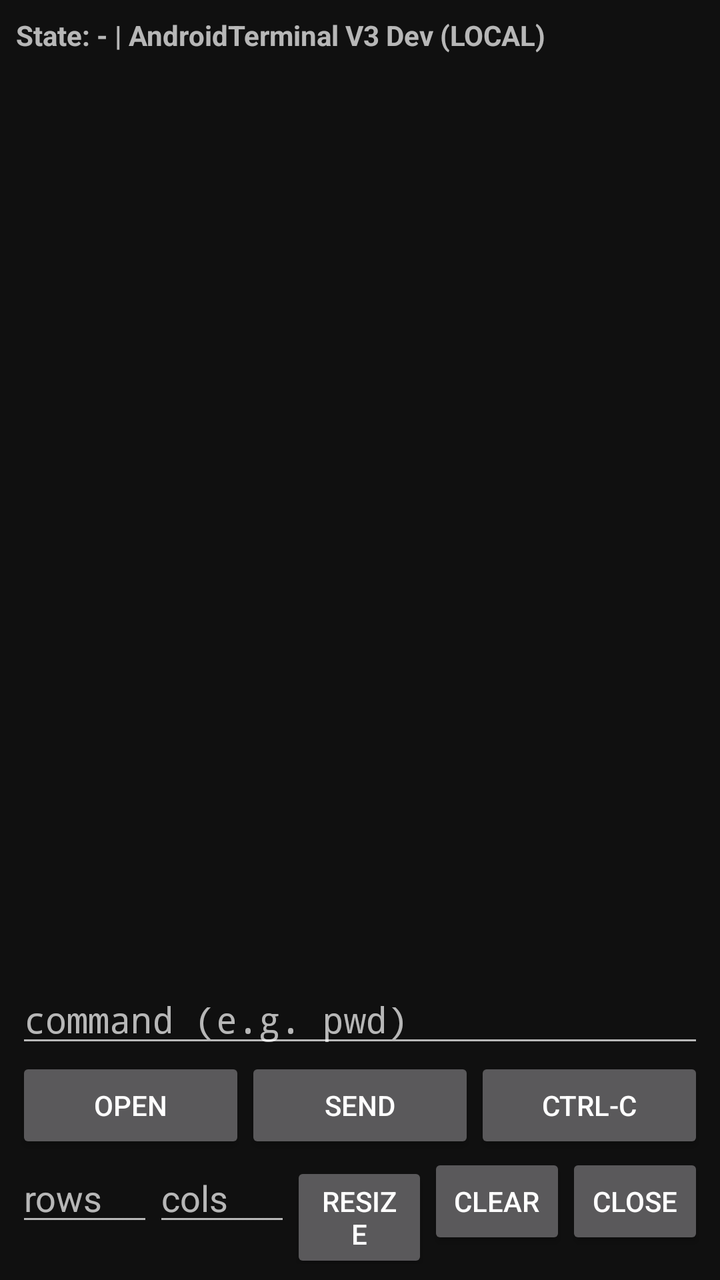
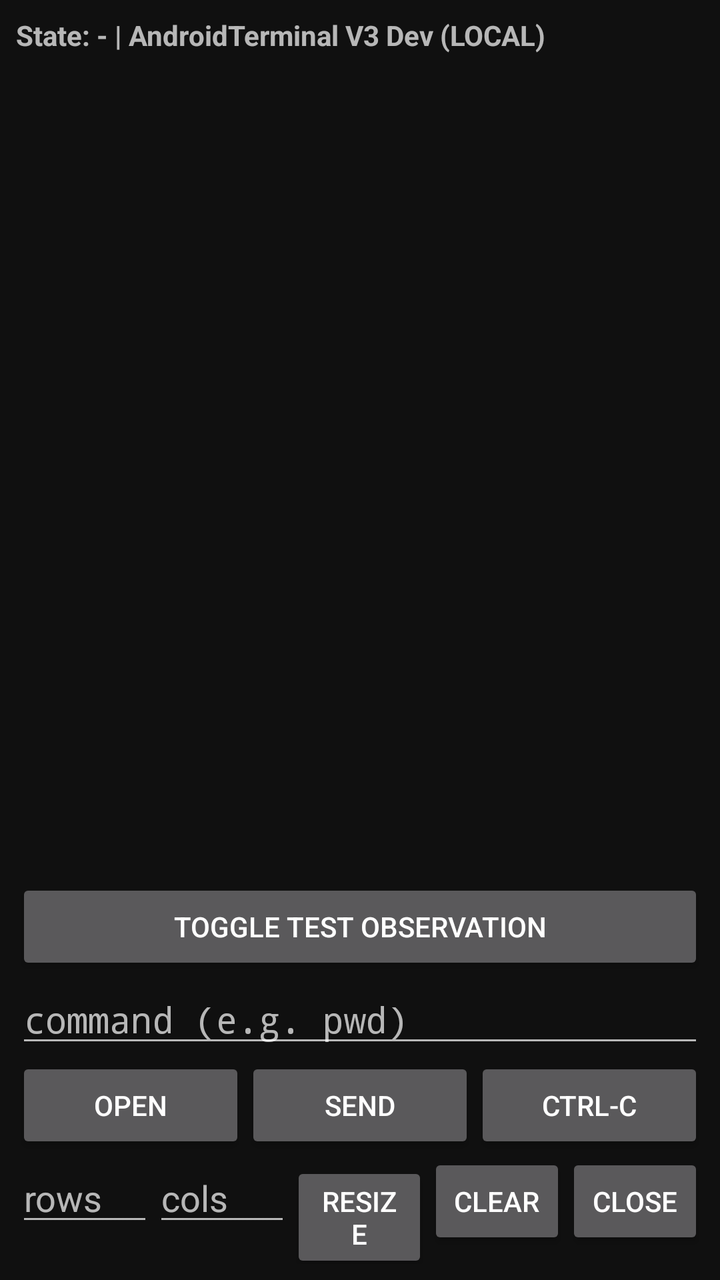

Two renders of the same Android screen: before a commit and after it. Below are the layout's source before the change and the commit's diff.
<!-- AndroidManifest.xml: application theme Theme.ATPreview -->
<!-- res/layout/activity_main.xml -->
<?xml version="1.0" encoding="utf-8"?>
<LinearLayout xmlns:android="http://schemas.android.com/apk/res/android"
    android:orientation="vertical"
    android:layout_width="match_parent"
    android:layout_height="match_parent"
    android:padding="8dp">

    <TextView
        android:id="@+id/tvState"
        android:layout_width="match_parent"
        android:layout_height="wrap_content"
        android:text="State: - | AndroidTerminal V3 Dev (LOCAL)"
        android:textStyle="bold" />

    <ScrollView
        android:id="@+id/scrollOutput"
        android:layout_width="match_parent"
        android:layout_height="0dp"
        android:layout_weight="1"
        android:background="#101010">

        <TextView
            android:id="@+id/tvOutput"
            android:layout_width="match_parent"
            android:layout_height="wrap_content"
            android:fontFamily="monospace"
            android:textColor="#E0E0E0"
            android:textSize="12sp"
            android:text="" />
    </ScrollView>

    <EditText
        android:id="@+id/etInput"
        android:layout_width="match_parent"
        android:layout_height="wrap_content"
        android:fontFamily="monospace"
        android:hint="command (e.g. pwd)"
        android:imeOptions="actionSend"
        android:singleLine="true" />

    <LinearLayout
        android:orientation="horizontal"
        android:layout_width="match_parent"
        android:layout_height="wrap_content">

        <Button
            android:id="@+id/btnOpen"
            android:layout_width="0dp"
            android:layout_weight="1"
            android:layout_height="wrap_content"
            android:text="Open" />

        <Button
            android:id="@+id/btnSend"
            android:layout_width="0dp"
            android:layout_weight="1"
            android:layout_height="wrap_content"
            android:text="Send" />

        <Button
            android:id="@+id/btnCtrlC"
            android:layout_width="0dp"
            android:layout_weight="1"
            android:layout_height="wrap_content"
            android:text="Ctrl-C" />
    </LinearLayout>

    <LinearLayout
        android:orientation="horizontal"
        android:layout_width="match_parent"
        android:layout_height="wrap_content">

        <EditText
            android:id="@+id/etRows"
            android:layout_width="0dp"
            android:layout_weight="1"
            android:layout_height="wrap_content"
            android:hint="rows"
            android:inputType="number" />

        <EditText
            android:id="@+id/etCols"
            android:layout_width="0dp"
            android:layout_weight="1"
            android:layout_height="wrap_content"
            android:hint="cols"
            android:inputType="number" />

        <Button
            android:id="@+id/btnResize"
            android:layout_width="0dp"
            android:layout_weight="1"
            android:layout_height="wrap_content"
            android:text="Resize" />

        <Button
            android:id="@+id/btnClear"
            android:layout_width="0dp"
            android:layout_weight="1"
            android:layout_height="wrap_content"
            android:text="Clear" />

        <Button
            android:id="@+id/btnClose"
            android:layout_width="0dp"
            android:layout_weight="1"
            android:layout_height="wrap_content"
            android:text="Close" />
    </LinearLayout>

</LinearLayout>
<!-- resources referenced by this layout -->
<resources>
  <style name="Theme.ATPreview" parent="android:Theme.Material.NoActionBar">
          <item name="android:windowBackground">#101010</item>
          <item name="android:colorAccent">#FFB300</item>
      </style>
</resources>

<!-- the commit's change to res/layout/activity_main.xml (unified diff, before → after) -->
@@ -28,6 +28,24 @@
             android:textSize="12sp"
             android:text="" />
     </ScrollView>
+
+    <TextView
+        android:id="@+id/tvTestOutput"
+        android:layout_width="match_parent"
+        android:layout_height="0dp"
+        android:layout_weight="1"
+        android:background="#1A1A2E"
+        android:fontFamily="monospace"
+        android:textColor="#7FE0A0"
+        android:textSize="11sp"
+        android:visibility="gone"
+        android:text="" />
+
+    <Button
+        android:id="@+id/btnTestObserve"
+        android:layout_width="match_parent"
+        android:layout_height="wrap_content"
+        android:text="Toggle Test Observation" />
 
     <EditText
         android:id="@+id/etInput"
